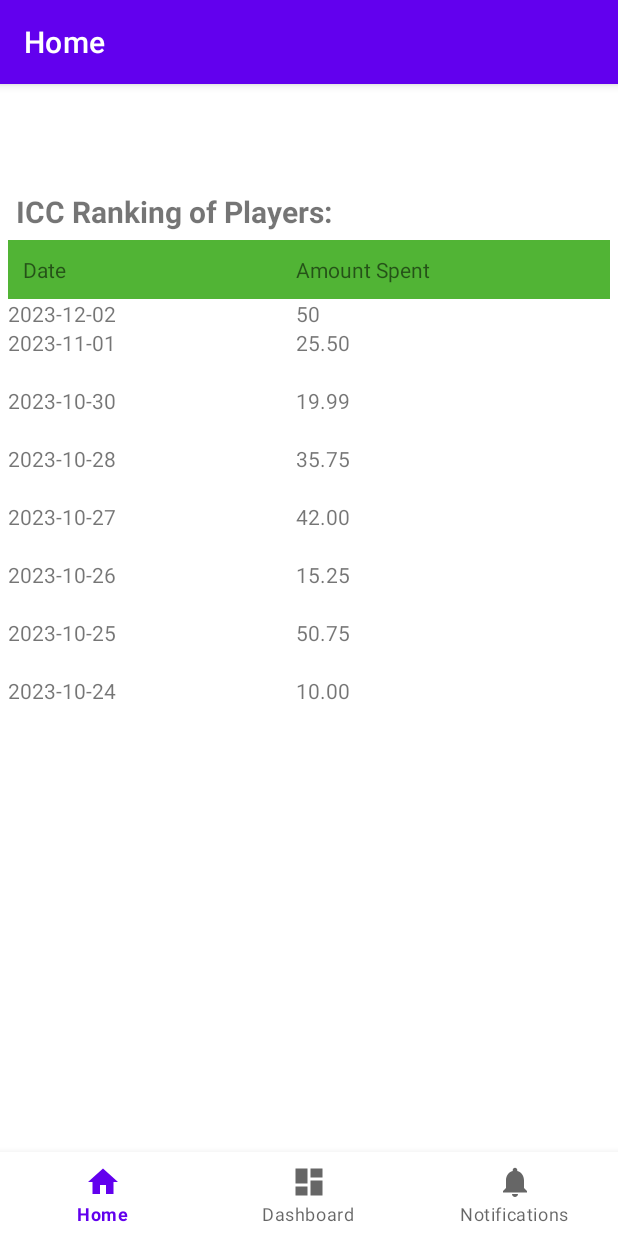
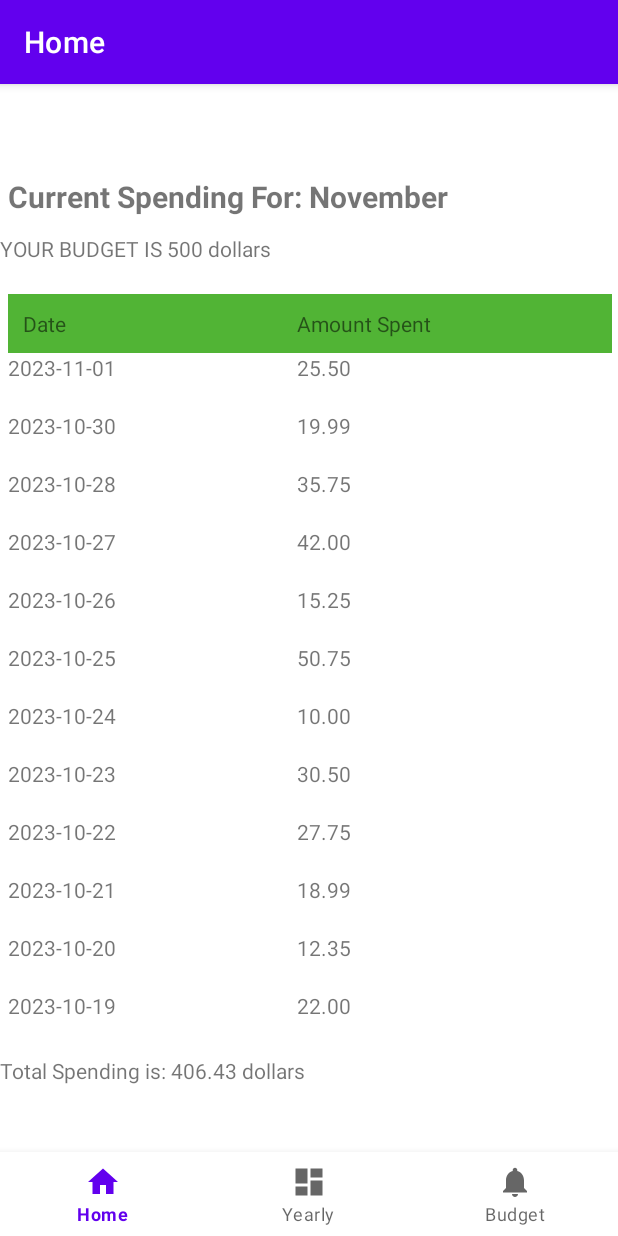
Before and after one commit to mirandae776/budget, an Android app: the screen it shows after launch (MainActivity), on a phone screen of 412 x 824 dp. Run offline under Robolectric (Android 15) with nearby library versions, the phone set to English and light mode, and no system bars; our stand-ins replace navigation-ui.

Commit message:
Added some starter code such as the table

```diff
--- a/app/src/main/java/edu/msoe/budget_app/ui/dashboard/DashboardViewModel.kt
+++ b/app/src/main/java/edu/msoe/budget_app/ui/dashboard/DashboardViewModel.kt
@@ -7,7 +7,7 @@ import androidx.lifecycle.ViewModel
 class DashboardViewModel : ViewModel() {
 
     private val _text = MutableLiveData<String>().apply {
-        value = "This is dashboard Fragment"
+        value = "This is where we can display each month and the total spending for each month"
     }
     val text: LiveData<String> = _text
 }
--- a/app/src/main/java/edu/msoe/budget_app/ui/home/HomeFragment.kt
+++ b/app/src/main/java/edu/msoe/budget_app/ui/home/HomeFragment.kt
@@ -12,6 +12,9 @@ import androidx.fragment.app.Fragment
 import androidx.lifecycle.ViewModelProvider
 import edu.msoe.budget_app.R
 import edu.msoe.budget_app.databinding.FragmentHomeBinding
+import java.text.DecimalFormat
+import java.text.SimpleDateFormat
+import java.util.Date
 
 class HomeFragment : Fragment() {
 
@@ -20,6 +23,8 @@ class HomeFragment : Fragment() {
     // This property is only valid between onCreateView and
     // onDestroyView.
     private val binding get() = _binding!!
+    private val df = DecimalFormat("#.##")
+
 
     val dateAndMoneyArray = arrayOf(
         "2023-11-01,25.50",
@@ -39,6 +44,35 @@ class HomeFragment : Fragment() {
         "2023-10-16,11.25"
     )
 
+    private  fun calculateTotal(): Double {
+        var total = 0.0;
+
+        for(item in dateAndMoneyArray){
+            val parts = item.split(",")
+            val amount = parts[1]
+            total += amount.toDouble()
+
+        }
+        return total
+    }
+    fun monthNumberToName(monthNumber: Int): String {
+        return when (monthNumber) {
+            1 -> "January"
+            2 -> "February"
+            3 -> "March"
+            4 -> "April"
+            5 -> "May"
+            6 -> "June"
+            7 -> "July"
+            8 -> "August"
+            9 -> "September"
+            10 -> "October"
+            11 -> "November"
+            12 -> "December"
+            else -> "Invalid month number"
+        }
+    }
+
 
 
 
@@ -48,11 +82,26 @@ class HomeFragment : Fragment() {
         container: ViewGroup?,
         savedInstanceState: Bundle?
     ): View {
+
+        // on below line we are creating and initializing
+        // variable for simple date format.
+        val sdf = SimpleDateFormat("MM-dd-yyyy")
+
+        // on below line we are creating a variable for
+        // current date and time and calling a simple
+        // date format in it.
+        val currentDate = sdf.format(Date())
+        var dateParts = currentDate.split("-")
+        val currentMonth = dateParts[0]
+        val currentMonthName = monthNumberToName(currentMonth.toInt())
+
+
         val homeViewModel =
             ViewModelProvider(this).get(HomeViewModel::class.java)
 
         _binding = FragmentHomeBinding.inflate(inflater, container, false)
         val root: View = binding.root
+        val total = calculateTotal()
         val tableLayout = root.findViewById<TableLayout>(R.id.tableLayout) // Assuming you have a TableLayout in your layout file with the ID 'tableLayout'
         for (item in dateAndMoneyArray) {
             val parts = item.split(",") // Split the string into date and money parts
@@ -95,9 +144,11 @@ class HomeFragment : Fragment() {
             val blankRow = TableRow(root.context)
             blankRow.addView(blankView)
             tableLayout.addView(blankRow)
-
-
         }
+        val totalView = root.findViewById<TextView>(R.id.totalText)
+        totalView.text =  "Total Spending is: " + df.format(total) + " dollars"
+        val currentMonthText = root.findViewById<TextView>(R.id.currentMonthText)
+        currentMonthText.text = "Current Spending For: $currentMonthName"
 
 
         //val textView: TextView = binding.textHome
--- a/app/src/main/res/layout/fragment_home.xml
+++ b/app/src/main/res/layout/fragment_home.xml
@@ -7,13 +7,48 @@
     android:layout_height="match_parent"
     tools:context=".ui.home.HomeFragment">
 
+    <!-- Create a space at the bottom to occupy one-quarter of the available space -->
+
+    <!-- Create a space at the top to occupy one-quarter of the available space -->
+
+    <TextView
+        android:id="@+id/textView3"
+        android:layout_width="247dp"
+        android:layout_height="30dp"
+        android:text="YOUR BUDGET IS 500 dollars"
+        app:layout_constraintBottom_toTopOf="@+id/scrollView2"
+        app:layout_constraintStart_toStartOf="parent" />
+
+    <TextView
+        android:id="@+id/totalText"
+        android:layout_width="wrap_content"
+        android:layout_height="wrap_content"
+        android:text="TextView"
+        app:layout_constraintStart_toStartOf="parent"
+        app:layout_constraintTop_toBottomOf="@+id/scrollView2" />
+
+    <TextView
+        android:id="@+id/currentMonthText"
+        android:layout_width="wrap_content"
+        android:layout_height="wrap_content"
+        android:padding="5dp"
+        android:text="ICC Ranking of Players:"
+        android:textSize="20sp"
+        android:textStyle="bold"
+        tools:layout_editor_absoluteX="5dp"
+        tools:layout_editor_absoluteY="10dp">
+
+    </TextView>
+
     <ScrollView
-        android:layout_width="0dp"
-        android:layout_height="0dp"
+        android:id="@+id/scrollView2"
+        android:layout_width="413dp"
+        android:layout_height="518dp"
+        android:layout_marginTop="36dp"
+        app:layout_constraintEnd_toEndOf="parent"
+        app:layout_constraintHorizontal_bias="0.0"
         app:layout_constraintStart_toStartOf="parent"
-        app:layout_constraintEnd_toEndOf="parent"
-        app:layout_constraintTop_toTopOf="parent"
-        app:layout_constraintBottom_toTopOf="@+id/space_bottom">
+        app:layout_constraintTop_toBottomOf="@+id/currentMonthText">
 
         <TableLayout
             android:id="@+id/tableLayout"
@@ -23,17 +58,6 @@
             android:layout_weight="3"
             android:paddingLeft="5dp"
             android:paddingRight="5dp">
-            <TextView
-                android:id="@+id/txt"
-                android:layout_width="wrap_content"
-                android:layout_height="wrap_content"
-                android:padding="5dp"
-                android:text="ICC Ranking of Players:"
-                android:textSize="20sp"
-                android:textStyle="bold">
-
-            </TextView>
-
 
 
             <!-- Add your TableRows with data here -->
@@ -54,27 +78,7 @@
                     android:text="Amount Spent" />
 
 
-
-
             </TableRow>
-
-
-            <TableRow>
-                <TextView
-                    android:layout_width="match_parent"
-                    android:layout_height="match_parent"
-                    android:layout_weight="1"
-                    android:text="2023-12-02" />
-
-                <TextView
-                    android:layout_width="match_parent"
-                    android:layout_height="match_parent"
-                    android:layout_weight="1"
-                    android:text="50" />
-
-            </TableRow>
-
-
 
 
         </TableLayout>
@@ -82,25 +86,14 @@
 
     </ScrollView>
 
-    <!-- Create a space at the bottom to occupy one-quarter of the available space -->
     <Space
         android:id="@+id/space_bottom"
         android:layout_width="0dp"
         android:layout_height="0dp"
-        app:layout_constraintTop_toBottomOf="@+id/space_top"
+        android:layout_weight="1"
         app:layout_constraintBottom_toBottomOf="parent"
         app:layout_constraintEnd_toEndOf="parent"
-        app:layout_constraintStart_toStartOf="parent"
-        android:layout_weight="1" />
+        app:layout_constraintHorizontal_bias="0.0"
+        app:layout_constraintStart_toStartOf="parent" />
 
-    <!-- Create a space at the top to occupy one-quarter of the available space -->
-    <Space
-        android:id="@+id/space_top"
-        android:layout_width="0dp"
-        android:layout_height="0dp"
-        app:layout_constraintTop_toTopOf="parent"
-        app:layout_constraintBottom_toTopOf="@+id/space_bottom"
-        app:layout_constraintEnd_toEndOf="parent"
-        app:layout_constraintStart_toStartOf="parent"
-        android:layout_weight="1" />
 </androidx.constraintlayout.widget.ConstraintLayout>
--- a/app/src/main/res/layout/fragment_notifications.xml
+++ b/app/src/main/res/layout/fragment_notifications.xml
@@ -19,4 +19,14 @@
         app:layout_constraintEnd_toEndOf="parent"
         app:layout_constraintStart_toStartOf="parent"
         app:layout_constraintTop_toTopOf="parent" />
+
+    <TextView
+        android:id="@+id/textView"
+        android:layout_width="331dp"
+        android:layout_height="65dp"
+        android:layout_marginEnd="40dp"
+        android:layout_marginBottom="252dp"
+        android:text="This is where we will have the user set their budget and also provide budegting information"
+        app:layout_constraintBottom_toBottomOf="parent"
+        app:layout_constraintEnd_toEndOf="parent" />
 </androidx.constraintlayout.widget.ConstraintLayout>
--- a/app/src/main/res/values/strings.xml
+++ b/app/src/main/res/values/strings.xml
@@ -1,6 +1,6 @@
 <resources>
     <string name="app_name">budget-app</string>
     <string name="title_home">Home</string>
-    <string name="title_dashboard">Dashboard</string>
-    <string name="title_notifications">Notifications</string>
+    <string name="title_dashboard">Yearly</string>
+    <string name="title_notifications">Budget</string>
 </resources>
```
